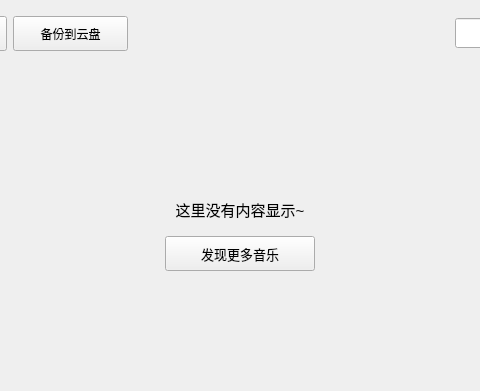
Above: KuGouStart/MyCollection/SingleSong/SingleSong.ui from a-mo-xi-wei/Qt-KuGouAppClient before the change; both pictures show x 173 to 653 and y 0 to 391 of the 825 by 391 pixel window. Below: the same form after it.
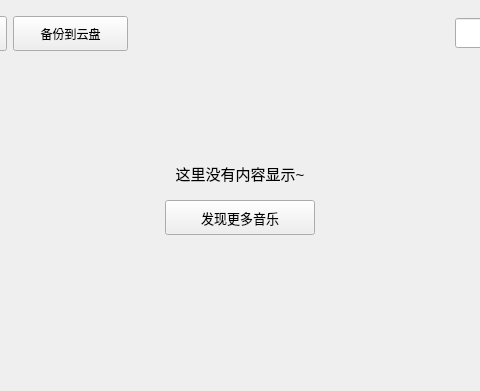
That is the form after the change. Custom widgets are drawn as their Qt base class.

```diff
--- a/KuGouStart/MyCollection/SingleSong/SingleSong.ui
+++ b/KuGouStart/MyCollection/SingleSong/SingleSong.ui
@@ -328,7 +328,7 @@
    </item>
    <item>
     <widget class="QWidget" name="widget_3" native="true">
-     <layout class="QVBoxLayout" name="verticalLayout" stretch="1,1,1">
+     <layout class="QVBoxLayout" name="verticalLayout" stretch="2,1,3">
       <item>
        <spacer name="verticalSpacer_2">
         <property name="orientation">
```
